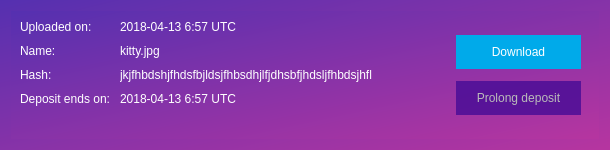
Memority/memority, file memority/ui/file_list_item.ui: the form before one commit.
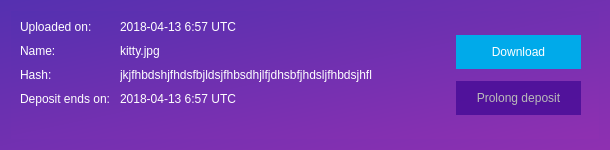
The form after the commit. Icons and pictures are not drawn.

What changed in the file:
```diff
--- a/memority/ui/file_list_item.ui
+++ b/memority/ui/file_list_item.ui
@@ -31,7 +31,7 @@
   </property>
   <property name="styleSheet">
    <string notr="true">QWidget{
-background: qlineargradient(spread:pad, x1:0, y1:0, x2:0.9801, y2:1, stop:0 rgb(85, 48, 176), stop:0.995025 rgb(181, 53, 160));
+background: qlineargradient(spread:pad, x1:0, y1:0, x2:0.9801, y2:1, stop:0 rgb(85, 48, 176), stop:0.995025 rgb(142, 48, 177));
 color: #fff;
 }</string>
   </property>
```
